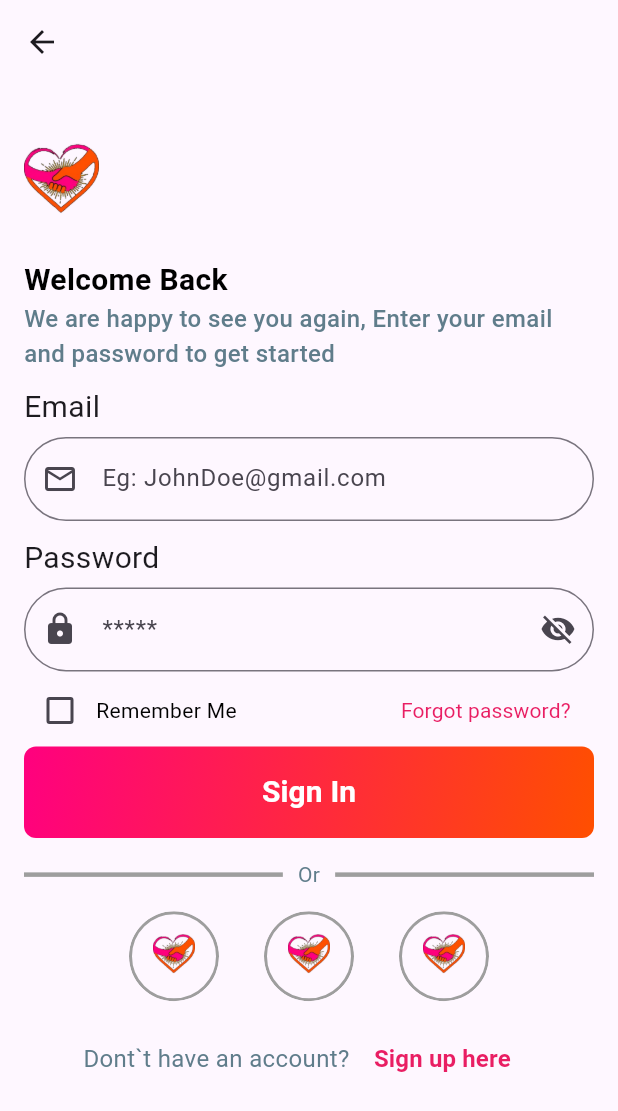
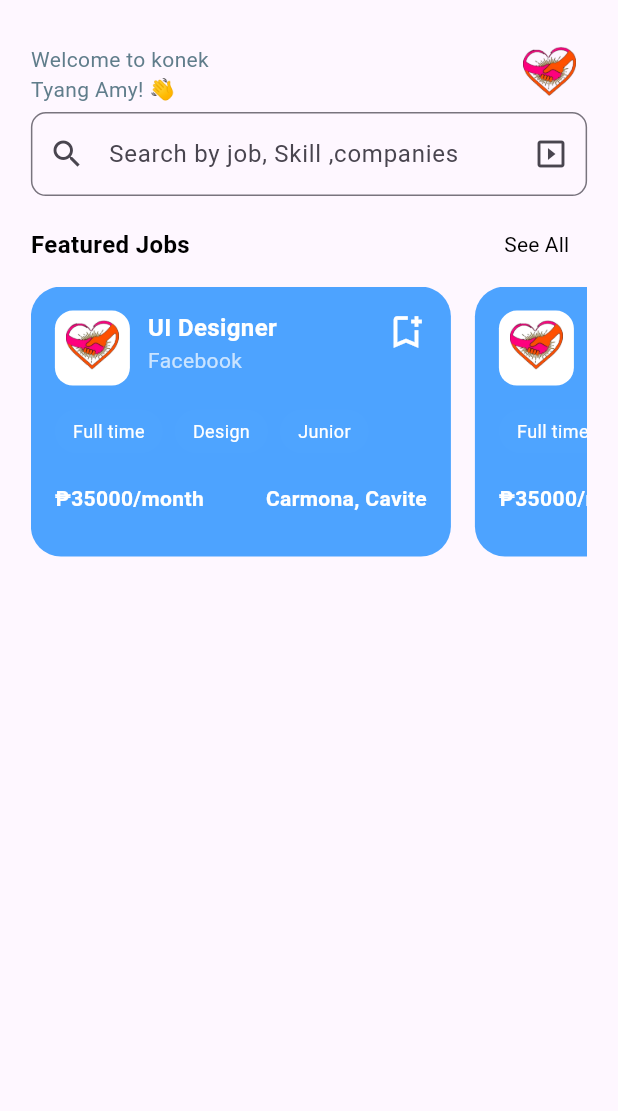
Before and after one commit to aljon-dev/NDA_KONEK, a Flutter app: the Login screen opened directly, after a tap on "Sign In", on a phone screen of 412 x 824 dp. Shown: the top 1111 px of the screen. Run offline on Flutter 3.47's test engine with Material 3 defaults, Android fonts, the phone set to English and light mode, and no system bars.

Commit message:
Login customized Home and Cards

```diff
--- a/lib/Auth/Login.dart
+++ b/lib/Auth/Login.dart
@@ -5,6 +5,7 @@ import 'package:flutter/material.dart';
 import 'package:flutter/material.dart' as customColors;
 import 'package:nda_konek/Auth/Register.dart';
 import 'package:nda_konek/Auth/Resetpassword.dart';
+import 'package:nda_konek/Views/Home/Home.dart';
 import 'package:nda_konek/WidgetsReusable/Customcolors.dart';
 import 'package:nda_konek/WidgetsReusable/customForm.dart';
 import 'package:nda_konek/WidgetsReusable/customFormPassword.dart';
@@ -107,7 +108,9 @@ class LoginState extends State<Login> {
             borderRadius: BorderRadius.circular(8),
           ),
           child: ElevatedButton(
-          onPressed: () {},
+          onPressed: () {
+            Navigator.push(context, MaterialPageRoute(builder: (context)=> Home()));
+          },
           style: ElevatedButton.styleFrom(
           backgroundColor: Colors.transparent,
           shadowColor: Colors.transparent,
--- /dev/null
+++ b/lib/Views/Home/Home.dart
@@ -0,0 +1,119 @@
+
+
+
+
+import 'package:flutter/material.dart';
+import 'package:nda_konek/WidgetsReusable/customFeatureeCards.dart';
+import 'package:nda_konek/WidgetsReusable/customText.dart';
+
+class Home extends StatefulWidget {
+    const Home ({super.key});
+
+    @override
+
+  State<Home> createState() =>  HomeState();
+
+
+}
+
+class HomeState extends State<Home> {
+
+  final TextEditingController searchFieldController = TextEditingController();
+
+
+   List seeAll = [
+      'Full time',
+      'Part-Time',
+      'Design',
+      'Remote',
+      'Near me',
+      'Sales',
+      'Development',
+      'Others',
+   ];
+
+
+
+
+  @override
+  Widget build(BuildContext context) {
+      final size = MediaQuery.of(context).size;
+      final height = size.height;
+      final width = size.width;
+
+    return Material(
+        child: Padding(padding: EdgeInsets.symmetric(vertical: height * 0.030 ,horizontal: width * 0.05),
+        child: Column(
+          children: [
+            Row(
+               mainAxisAlignment: MainAxisAlignment.spaceBetween,
+              children: [
+                Column(
+                  crossAxisAlignment: CrossAxisAlignment.start,
+
+                  children: [
+                    customizableText(text: 'Welcome to konek',fontweight: FontWeight.normal,color: Colors.blueGrey,size: 14),
+                    customizableText(text: 'Tyang Amy! 👋 ',fontweight: FontWeight.normal,color: Colors.blueGrey,size: 14)
+                  ],
+                ),
+                 Image.asset('assets/nda_logo.png',height: 50,width: 50,)
+              ],
+            ),
+            TextField(
+              controller: searchFieldController ,
+              decoration: InputDecoration(
+                border: OutlineInputBorder(
+                  borderRadius: BorderRadius.circular(10)
+                ),
+                hintText: 'Search by job, Skill ,companies',
+                prefixIcon: Icon(Icons.search),
+                suffixIcon: Icon(Icons.slideshow)
+
+              ),
+            ),
+
+            SizedBox(height: height * 0.01,),
+
+            Row(
+              mainAxisAlignment: MainAxisAlignment.spaceBetween  ,
+              children: [
+                  customizableText(text: 'Featured Jobs', color: Colors.black, fontweight: FontWeight.bold, size: 16),
+                  TextButton(onPressed: (){}, child: customizableText(text: 'See All', color: Colors.black, fontweight: FontWeight.normal, size: 14))
+              ],
+            ),
+
+            SizedBox(height: height * 0.005,),
+
+            SizedBox(
+            child: SingleChildScrollView(
+              scrollDirection: Axis.horizontal,
+              child: Row(
+                children: List.generate(5, (index) {
+                  return Padding(
+                    padding: const EdgeInsets.only(right: 16),
+                    child: SizedBox(
+                      height: 180,
+                      width: 280, // Set card width so layout is stable
+                      child: featuredCard(
+                        logo: Image.asset('assets/nda_logo.png'),
+                        role: 'UI Designer',
+                        company: 'Facebook',
+                        roleTypes: ['Full time', 'Design', 'Junior'],
+                        priceRange: 35000,
+                        location: 'Carmona, Cavite',
+                      ),
+                    ),
+                  );
+                }),
+              ),
+            ),
+          ),
+
+
+
+
+          ],
+        ),)
+    );
+  }
+}
--- /dev/null
+++ b/lib/WidgetsReusable/customFeatureeCards.dart
@@ -0,0 +1,99 @@
+import 'package:flutter/material.dart';
+import 'package:nda_konek/WidgetsReusable/customText.dart';
+
+Widget featuredCard({
+  required Widget logo,
+  required String role,
+  required String company,
+  required List<String> roleTypes, // e.g. ["Full time", "Design", "Junior"]
+  required int priceRange, // e.g. 35000
+  required String location,
+}) {
+  return Container(
+    padding: const EdgeInsets.all(16),
+    decoration: BoxDecoration(
+      color: const Color(0xFF4DA3FF),
+      borderRadius: BorderRadius.circular(20),
+    ),
+    child: Column(
+      crossAxisAlignment: CrossAxisAlignment.start,
+      children: [
+        // Top Row: Logo + Role + Company + Save Icon
+        Row(
+          crossAxisAlignment: CrossAxisAlignment.start,
+          children: [
+            // Logo
+            Container(
+              width: 50,
+              height: 50,
+              decoration: BoxDecoration(
+                color: Colors.white,
+                borderRadius: BorderRadius.circular(12),
+              ),
+              child: Center(child: logo),
+            ),
+            const SizedBox(width: 12),
+            // Role and Company
+            Column(
+              crossAxisAlignment: CrossAxisAlignment.start,
+              children: [
+                Text(
+                  role,
+                  style: const TextStyle(
+                    fontSize: 16,
+                    color: Colors.white,
+                    fontWeight: FontWeight.bold,
+                  ),
+                ),
+                Text(
+                  company,
+                  style: const TextStyle(
+                    fontSize: 14,
+                    color: Colors.white70,
+                  ),
+                ),
+              ],
+            ),
+            const Spacer(),
+            // Save Icon
+            const Icon(Icons.bookmark_add_outlined, color: Colors.white, size: 28),
+          ],
+        ),
+        const SizedBox(height: 16),
+
+        // Role Type Chips
+        Row(
+          children: roleTypes
+              .map(
+                (type) => Container(
+                  margin: const EdgeInsets.only(right: 8),
+                  padding: const EdgeInsets.symmetric(horizontal: 12, vertical: 6),
+                  decoration: BoxDecoration(
+                    color: Colors.white.withAlpha(2),
+                    borderRadius: BorderRadius.circular(20),
+                  ),
+                  child: Text(
+                    type,
+                    style: const TextStyle(
+                      color: Colors.white,
+                      fontSize: 12,
+                    ),
+                  ),
+                ),
+              )
+              .toList(),
+        ),
+        const SizedBox(height: 20),
+
+        // Salary & Location
+        Row(
+          mainAxisAlignment: MainAxisAlignment.spaceBetween,
+          children: [
+            customizableText(text: "₱${priceRange.toString()}/month", color: Colors.white, fontweight: FontWeight.bold, size: 14),
+            customizableText(text: location, color: Colors.white, fontweight: FontWeight.bold, size: 14)
+          ],
+        ),
+      ],
+    ),
+  );
+}
```
